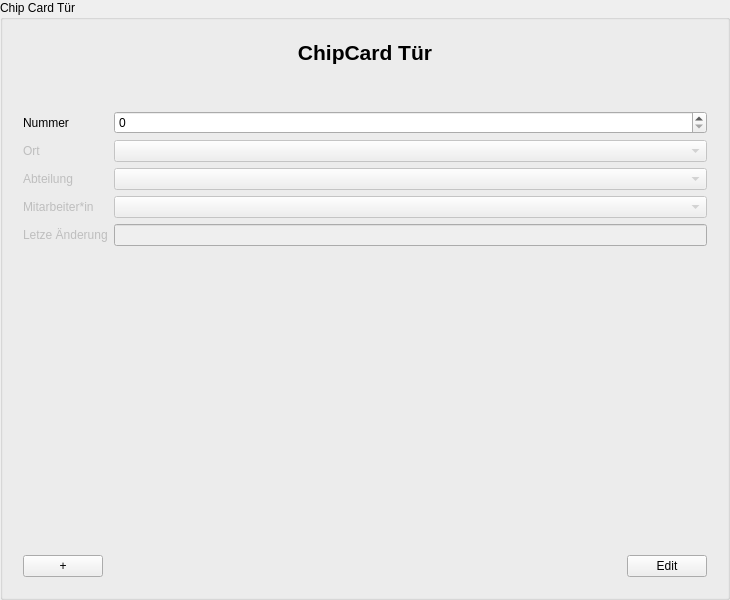
This is src/libs/widgets/src/views/chipcarddoorinputarea.ui in jmuelbert/jmbde-QT as Qt 5 draws it before an edit. The edited form follows.
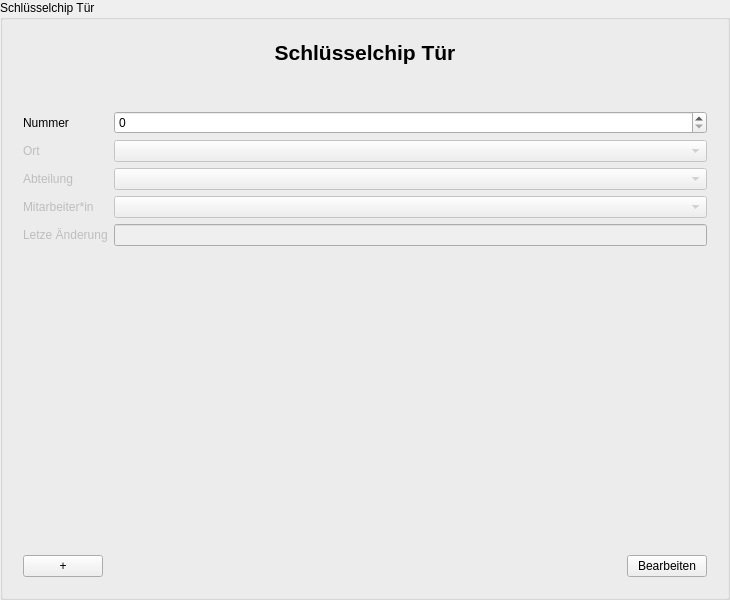
This is the edited form.

What changed in the file:
```diff
--- a/src/libs/widgets/src/views/chipcarddoorinputarea.ui
+++ b/src/libs/widgets/src/views/chipcarddoorinputarea.ui
@@ -17,7 +17,7 @@
    <string>ChipCardDoorInputDialog</string>
   </property>
   <property name="title">
-   <string>Chip Card Tür</string>
+   <string>Schlüsselchip Tür</string>
   </property>
   <layout class="QGridLayout" name="gridLayout_3">
    <item row="0" column="0">
@@ -35,7 +35,7 @@
            </font>
           </property>
           <property name="text">
-           <string>ChipCard Tür</string>
+           <string>Schlüsselchip Tür</string>
           </property>
           <property name="alignment">
            <set>Qt::AlignCenter</set>
@@ -195,7 +195,7 @@
         <item>
          <widget class="QPushButton" name="pushButton_EditFinish">
           <property name="text">
-           <string>Edit</string>
+           <string>Bearbeiten</string>
           </property>
          </widget>
         </item>
```
Left out of the diff: 13 changed lines with no effect on the pictures.
